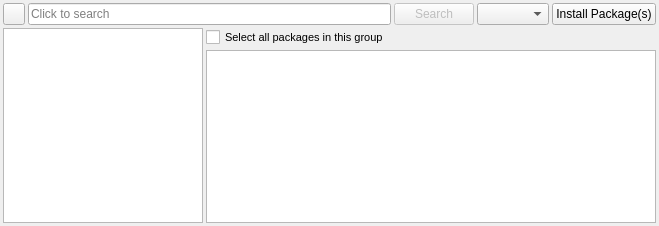
Qt form package-manager/corporate2/ui/mainwidget_x11.ui (pars-linux/uludag) before a commit.
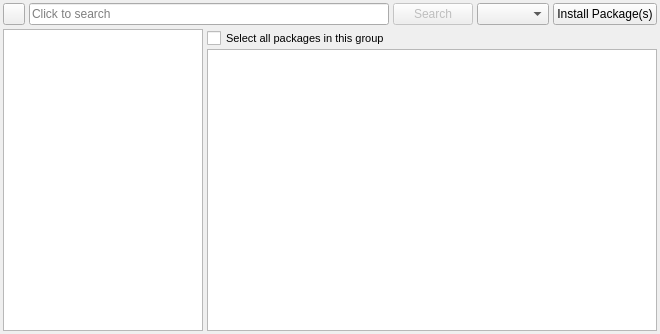
The same form after that commit. Icons and pictures are not drawn. Custom widgets are drawn as their Qt base class.

Commit message: * Use PThread for searching  * Use PMessageBox for overlayed messages such as Searching, Update status etc.

Patch:
```diff
--- a/package-manager/corporate2/ui/mainwidget_x11.ui
+++ b/package-manager/corporate2/ui/mainwidget_x11.ui
@@ -7,20 +7,20 @@
     <x>0</x>
     <y>0</y>
     <width>659</width>
-    <height>226</height>
+    <height>334</height>
    </rect>
   </property>
   <property name="windowTitle">
    <string>Form</string>
   </property>
-  <layout class="QGridLayout" name="gridLayout">
-   <property name="margin">
-    <number>3</number>
-   </property>
+  <layout class="QVBoxLayout" name="verticalLayout">
    <property name="spacing">
+    <number>4</number>
+   </property>
+   <property name="margin">
     <number>3</number>
    </property>
-   <item row="0" column="0" colspan="2">
+   <item>
     <layout class="QHBoxLayout" name="horizontalLayout">
      <item>
       <widget class="QPushButton" name="pushButton">
@@ -105,7 +105,19 @@
      </item>
     </layout>
    </item>
-   <item row="1" column="0" rowspan="2">
+   <item>
+    <widget class="QWidget" name="content" native="true">
+     <layout class="QGridLayout" name="gridLayout">
+      <property name="horizontalSpacing">
+       <number>4</number>
+      </property>
+      <property name="verticalSpacing">
+       <number>1</number>
+      </property>
+      <property name="margin">
+       <number>0</number>
+      </property>
+      <item row="0" column="0" rowspan="2">
     <widget class="GroupList" name="groupList">
      <property name="minimumSize">
       <size>
@@ -124,7 +136,7 @@
      </property>
     </widget>
    </item>
-   <item row="1" column="1">
+      <item row="0" column="1">
     <widget class="QCheckBox" name="selectAll">
      <property name="font">
       <font>
@@ -139,7 +151,7 @@
      </property>
     </widget>
    </item>
-   <item row="2" column="1">
+      <item row="1" column="1">
     <widget class="PackageView" name="packageList">
      <property name="minimumSize">
       <size>
@@ -195,6 +207,9 @@
      <attribute name="verticalHeaderMinimumSectionSize">
       <number>52</number>
      </attribute>
+       </widget>
+      </item>
+     </layout>
     </widget>
    </item>
   </layout>
```
Lines whose indentation alone changed are shown as unchanged. The commit also changes 1 other file.
